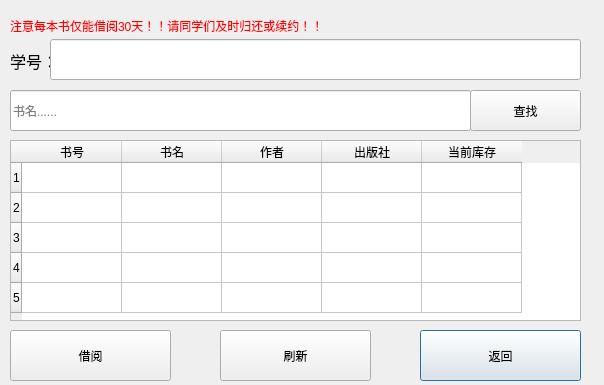
The window that borrowbook.ui (banlanzs/317LibrarySystem) describes before a commit, drawn with Qt 5.
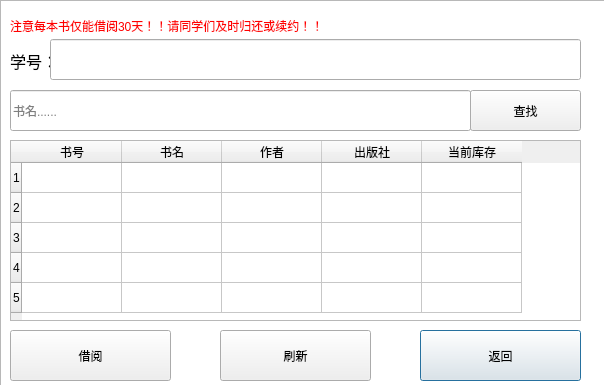
The same window after the commit. Icons and pictures are not drawn.

```diff
--- a/borrowbook.ui
+++ b/borrowbook.ui
@@ -193,6 +193,35 @@
     </property>
    </column>
   </widget>
+  <widget class="QGraphicsView" name="graphicsView">
+   <property name="geometry">
+    <rect>
+     <x>0</x>
+     <y>0</y>
+     <width>621</width>
+     <height>391</height>
+    </rect>
+   </property>
+   <property name="minimumSize">
+    <size>
+     <width>621</width>
+     <height>391</height>
+    </size>
+   </property>
+   <property name="styleSheet">
+    <string notr="true">background-image: url(:/new/prefix1/background.png);</string>
+   </property>
+  </widget>
+  <zorder>graphicsView</zorder>
+  <zorder>label</zorder>
+  <zorder>label_2</zorder>
+  <zorder>backButton_2</zorder>
+  <zorder>searchButton</zorder>
+  <zorder>borrowButton</zorder>
+  <zorder>refreshButton</zorder>
+  <zorder>bookname</zorder>
+  <zorder>lineEdit</zorder>
+  <zorder>booksWidget</zorder>
  </widget>
  <resources/>
  <connections/>
```
